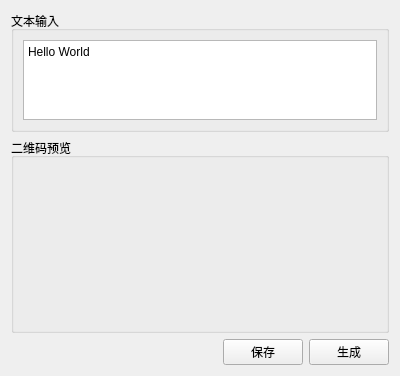
Above: src/tools/qrcodecreator/src/SAKToolQRCodeCreator.ui from x-tools-author/x-tools before the change. Below: the same form after it.
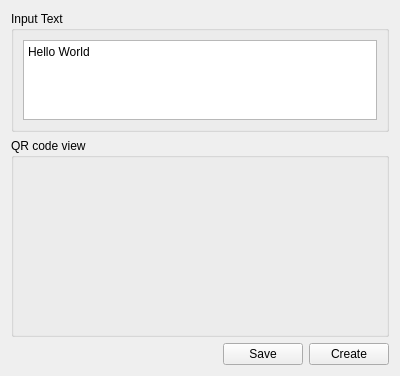
That is the form after the change.

```diff
--- a/src/tools/qrcodecreator/src/SAKToolQRCodeCreator.ui
+++ b/src/tools/qrcodecreator/src/SAKToolQRCodeCreator.ui
@@ -17,14 +17,14 @@
    <item row="2" column="1">
     <widget class="QPushButton" name="savePushButton">
      <property name="text">
-      <string>保存</string>
+      <string>Save</string>
      </property>
     </widget>
    </item>
    <item row="2" column="2">
     <widget class="QPushButton" name="createPushButton">
      <property name="text">
-      <string>生成</string>
+      <string>Create</string>
      </property>
     </widget>
    </item>
@@ -44,7 +44,7 @@
    <item row="1" column="0" colspan="3">
     <widget class="QGroupBox" name="groupBox_2">
      <property name="title">
-      <string>二维码预览</string>
+      <string>QR code view</string>
      </property>
      <layout class="QGridLayout" name="gridLayout_2">
       <item row="0" column="0">
@@ -63,7 +63,7 @@
    <item row="0" column="0" colspan="3">
     <widget class="QGroupBox" name="groupBox">
      <property name="title">
-      <string>文本输入</string>
+      <string>Input Text</string>
      </property>
      <layout class="QGridLayout" name="gridLayout">
       <item row="0" column="0">
```
Left out of the diff: 4 changed lines with no effect on the pictures.
